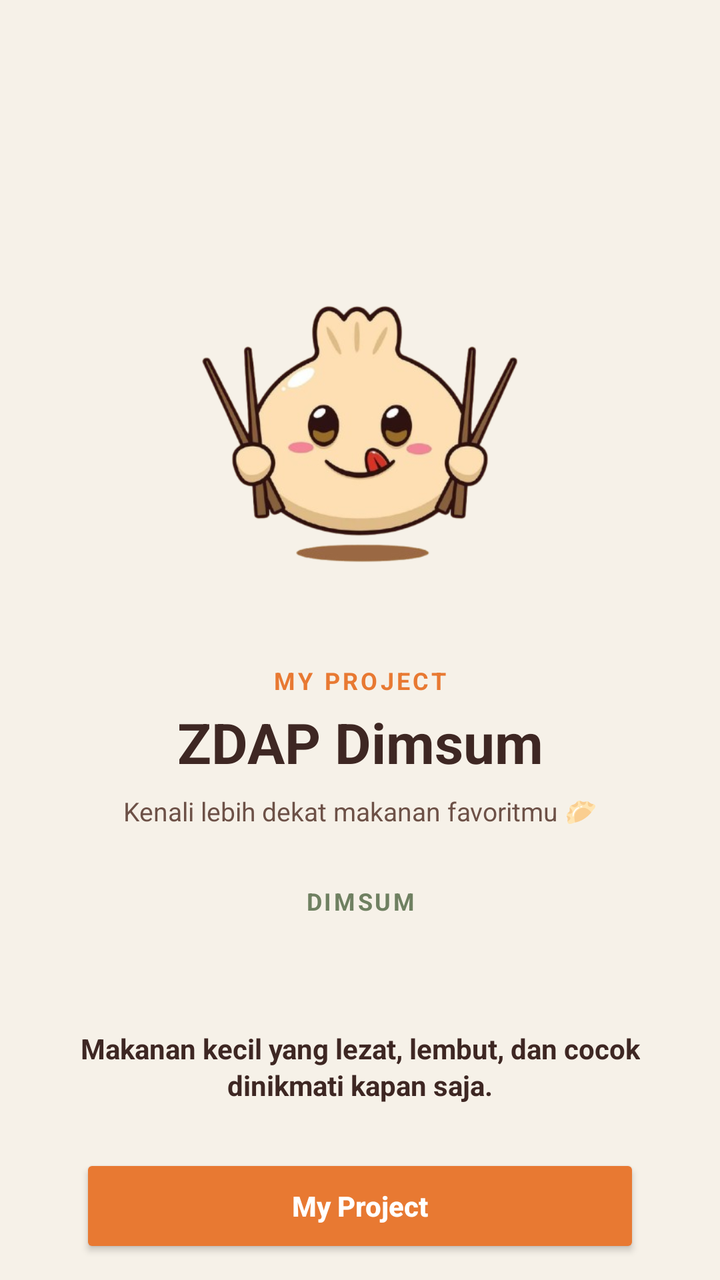
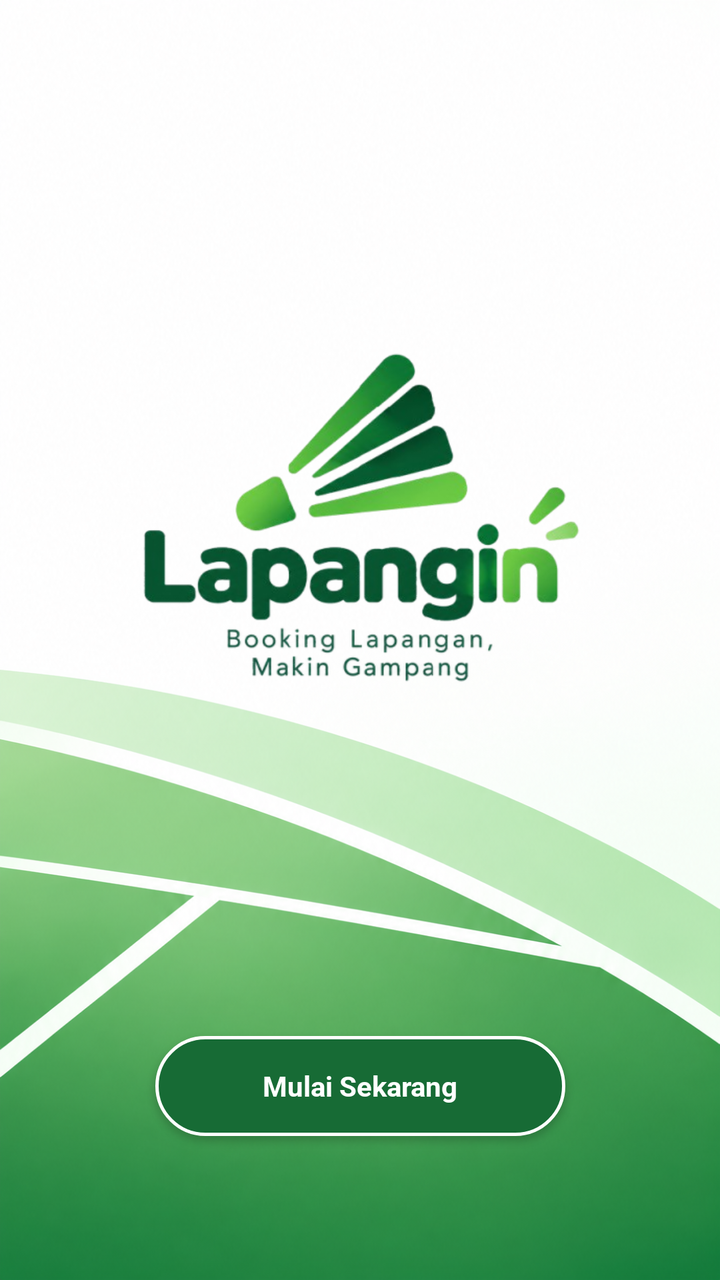

Compare the two renders of this Android layout. The source of the first and the diff that turns it into the second are given below.
<!-- AndroidManifest.xml: application theme Theme.ZDAdimsum -->
<!-- res/layout/activity_main.xml -->
<?xml version="1.0" encoding="utf-8"?>
<androidx.constraintlayout.widget.ConstraintLayout
    xmlns:android="http://schemas.android.com/apk/res/android"
    xmlns:app="http://schemas.android.com/apk/res-auto"
    android:layout_width="match_parent"
    android:layout_height="match_parent"
    android:background="@color/background_main">

    <ImageView
        android:id="@+id/imgLogoDimsum"
        android:layout_width="0dp"
        android:layout_height="210dp"
        android:layout_marginStart="35dp"
        android:layout_marginTop="112dp"
        android:layout_marginEnd="35dp"
        android:contentDescription="@string/dimsum_image_description"
        android:scaleType="centerInside"
        android:src="@drawable/logodimsum"
        app:layout_constraintEnd_toEndOf="parent"
        app:layout_constraintHorizontal_bias="1.0"
        app:layout_constraintStart_toStartOf="parent"
        app:layout_constraintTop_toTopOf="parent" />

    <TextView
        android:id="@+id/tvMyProject"
        android:layout_width="wrap_content"
        android:layout_height="wrap_content"
        android:layout_marginTop="10dp"
        android:text="@string/my_project"
        android:textColor="@color/primary_orange"
        android:textSize="12sp"
        android:textStyle="bold"
        android:letterSpacing="0.12"
        app:layout_constraintTop_toBottomOf="@id/imgLogoDimsum"
        app:layout_constraintStart_toStartOf="parent"
        app:layout_constraintEnd_toEndOf="parent" />

    <TextView
        android:id="@+id/tvProjectTitle"
        android:layout_width="0dp"
        android:layout_height="wrap_content"
        android:layout_marginStart="25dp"
        android:layout_marginTop="4dp"
        android:layout_marginEnd="25dp"
        android:gravity="center"
        android:text="@string/project_title"
        android:textColor="@color/dark_brown"
        android:textSize="28sp"
        android:textStyle="bold"
        app:layout_constraintTop_toBottomOf="@id/tvMyProject"
        app:layout_constraintStart_toStartOf="parent"
        app:layout_constraintEnd_toEndOf="parent" />

    <TextView
        android:id="@+id/tvProjectSubtitle"
        android:layout_width="0dp"
        android:layout_height="wrap_content"
        android:layout_marginStart="35dp"
        android:layout_marginTop="7dp"
        android:layout_marginEnd="35dp"
        android:gravity="center"
        android:text="@string/project_subtitle"
        android:textColor="@color/text_brown"
        android:textSize="13sp"
        app:layout_constraintTop_toBottomOf="@id/tvProjectTitle"
        app:layout_constraintStart_toStartOf="parent"
        app:layout_constraintEnd_toEndOf="parent" />

    <TextView
        android:id="@+id/tvCategory"
        android:layout_width="0dp"
        android:layout_height="wrap_content"
        android:layout_marginStart="40dp"
        android:layout_marginTop="28dp"
        android:layout_marginEnd="40dp"
        android:gravity="center"
        android:letterSpacing="0.1"
        android:text="@string/food_category"
        android:textColor="@color/sage_green"
        android:textSize="12sp"
        android:textStyle="bold"
        app:layout_constraintEnd_toEndOf="parent"
        app:layout_constraintHorizontal_bias="0.0"
        app:layout_constraintStart_toStartOf="parent"
        app:layout_constraintTop_toBottomOf="@id/tvProjectSubtitle" />

    <TextView
        android:id="@+id/tvFoodDescription"
        android:layout_width="0dp"
        android:layout_height="wrap_content"
        android:layout_marginStart="40dp"
        android:layout_marginTop="56dp"
        android:layout_marginEnd="40dp"
        android:gravity="center"
        android:lineSpacingExtra="2dp"
        android:text="@string/food_description"
        android:textColor="@color/dark_brown"
        android:textSize="14sp"
        android:textStyle="bold"
        app:layout_constraintEnd_toEndOf="parent"
        app:layout_constraintHorizontal_bias="1.0"
        app:layout_constraintStart_toStartOf="parent"
        app:layout_constraintTop_toBottomOf="@id/tvCategory" />

    <Button
        android:id="@+id/btnMyProject"
        android:layout_width="0dp"
        android:layout_height="52dp"
        android:layout_marginStart="40dp"
        android:layout_marginTop="25dp"
        android:layout_marginEnd="40dp"
        android:backgroundTint="@color/primary_orange"
        android:elevation="4dp"
        android:text="@string/view_project"
        android:textAllCaps="false"
        android:textColor="@color/white"
        android:textSize="14sp"
        android:textStyle="bold"
        app:layout_constraintBottom_toBottomOf="parent"
        app:layout_constraintEnd_toEndOf="parent"
        app:layout_constraintHorizontal_bias="0.0"
        app:layout_constraintStart_toStartOf="parent"
        app:layout_constraintTop_toBottomOf="@id/tvFoodDescription"
        app:layout_constraintVertical_bias="0.0" />

</androidx.constraintlayout.widget.ConstraintLayout>
<!-- resources referenced by this layout -->
<resources>
  <color name="background_main">#F6F1E8</color>
  <color name="dark_brown">#3E2723</color>
  <color name="primary_orange">#E87932</color>
  <color name="sage_green">#6F8061</color>
  <color name="text_brown">#6D5147</color>
  <color name="white">#FFFFFFFF</color>
  <!-- drawable logodimsum: png bitmap (drawable, 121269 bytes) -->
  <string name="dimsum_image_description">Gambar Dimsum</string>
  <string name="food_category">DIMSUM</string>
  <string name="food_description">Makanan kecil yang lezat, lembut, dan cocok dinikmati kapan saja.</string>
  <string name="my_project">MY PROJECT</string>
  <string name="project_subtitle">Kenali lebih dekat makanan favoritmu 🥟</string>
  <string name="project_title">ZDAP Dimsum</string>
  <string name="view_project">My Project</string>
  <style name="Theme.ZDAdimsum" parent="Base.Theme.ZDAdimsum" />
  <style name="Base.Theme.ZDAdimsum" parent="Theme.Material3.DayNight.NoActionBar">
          
          
      </style>
</resources>

<!-- the commit's change to res/layout/activity_main.xml (unified diff, before → after) -->
@@ -2,125 +2,51 @@
 <androidx.constraintlayout.widget.ConstraintLayout
     xmlns:android="http://schemas.android.com/apk/res/android"
     xmlns:app="http://schemas.android.com/apk/res-auto"
+    xmlns:tools="http://schemas.android.com/tools"
     android:layout_width="match_parent"
     android:layout_height="match_parent"
-    android:background="@color/background_main">
+    tools:context=".MainActivity">
 
     <ImageView
-        android:id="@+id/imgLogoDimsum"
+        android:id="@+id/imgBackground"
         android:layout_width="0dp"
-        android:layout_height="210dp"
-        android:layout_marginStart="35dp"
-        android:layout_marginTop="112dp"
-        android:layout_marginEnd="35dp"
-        android:contentDescription="@string/dimsum_image_description"
-        android:scaleType="centerInside"
-        android:src="@drawable/logodimsum"
-        app:layout_constraintEnd_toEndOf="parent"
-        app:layout_constraintHorizontal_bias="1.0"
-        app:layout_constraintStart_toStartOf="parent"
-        app:layout_constraintTop_toTopOf="parent" />
-
-    <TextView
-        android:id="@+id/tvMyProject"
-        android:layout_width="wrap_content"
-        android:layout_height="wrap_content"
-        android:layout_marginTop="10dp"
-        android:text="@string/my_project"
-        android:textColor="@color/primary_orange"
-        android:textSize="12sp"
-        android:textStyle="bold"
-        android:letterSpacing="0.12"
-        app:layout_constraintTop_toBottomOf="@id/imgLogoDimsum"
-        app:layout_constraintStart_toStartOf="parent"
-        app:layout_constraintEnd_toEndOf="parent" />
-
-    <TextView
-        android:id="@+id/tvProjectTitle"
-        android:layout_width="0dp"
-        android:layout_height="wrap_content"
-        android:layout_marginStart="25dp"
-        android:layout_marginTop="4dp"
-        android:layout_marginEnd="25dp"
-        android:gravity="center"
-        android:text="@string/project_title"
-        android:textColor="@color/dark_brown"
-        android:textSize="28sp"
-        android:textStyle="bold"
-        app:layout_constraintTop_toBottomOf="@id/tvMyProject"
-        app:layout_constraintStart_toStartOf="parent"
-        app:layout_constraintEnd_toEndOf="parent" />
-
-    <TextView
-        android:id="@+id/tvProjectSubtitle"
-        android:layout_width="0dp"
-        android:layout_height="wrap_content"
-        android:layout_marginStart="35dp"
-        android:layout_marginTop="7dp"
-        android:layout_marginEnd="35dp"
-        android:gravity="center"
-        android:text="@string/project_subtitle"
-        android:textColor="@color/text_brown"
-        android:textSize="13sp"
-        app:layout_constraintTop_toBottomOf="@id/tvProjectTitle"
-        app:layout_constraintStart_toStartOf="parent"
-        app:layout_constraintEnd_toEndOf="parent" />
-
-    <TextView
-        android:id="@+id/tvCategory"
-        android:layout_width="0dp"
-        android:layout_height="wrap_content"
-        android:layout_marginStart="40dp"
-        android:layout_marginTop="28dp"
-        android:layout_marginEnd="40dp"
-        android:gravity="center"
-        android:letterSpacing="0.1"
-        android:text="@string/food_category"
-        android:textColor="@color/sage_green"
-        android:textSize="12sp"
-        android:textStyle="bold"
-        app:layout_constraintEnd_toEndOf="parent"
-        app:layout_constraintHorizontal_bias="0.0"
-        app:layout_constraintStart_toStartOf="parent"
-        app:layout_constraintTop_toBottomOf="@id/tvProjectSubtitle" />
-
-    <TextView
-        android:id="@+id/tvFoodDescription"
-        android:layout_width="0dp"
-        android:layout_height="wrap_content"
-        android:layout_marginStart="40dp"
-        android:layout_marginTop="56dp"
-        android:layout_marginEnd="40dp"
-        android:gravity="center"
-        android:lineSpacingExtra="2dp"
-        android:text="@string/food_description"
-        android:textColor="@color/dark_brown"
-        android:textSize="14sp"
-        android:textStyle="bold"
-        app:layout_constraintEnd_toEndOf="parent"
-        app:layout_constraintHorizontal_bias="1.0"
-        app:layout_constraintStart_toStartOf="parent"
-        app:layout_constraintTop_toBottomOf="@id/tvCategory" />
-
-    <Button
-        android:id="@+id/btnMyProject"
-        android:layout_width="0dp"
-        android:layout_height="52dp"
-        android:layout_marginStart="40dp"
-        android:layout_marginTop="25dp"
-        android:layout_marginEnd="40dp"
-        android:backgroundTint="@color/primary_orange"
-        android:elevation="4dp"
-        android:text="@string/view_project"
-        android:textAllCaps="false"
-        android:textColor="@color/white"
-        android:textSize="14sp"
-        android:textStyle="bold"
+        android:layout_height="0dp"
+        android:contentDescription="@null"
+        android:scaleType="fitXY"
+        android:src="@drawable/bghome"
         app:layout_constraintBottom_toBottomOf="parent"
         app:layout_constraintEnd_toEndOf="parent"
         app:layout_constraintHorizontal_bias="0.0"
         app:layout_constraintStart_toStartOf="parent"
-        app:layout_constraintTop_toBottomOf="@id/tvFoodDescription"
+        app:layout_constraintTop_toTopOf="parent"
         app:layout_constraintVertical_bias="0.0" />
 
+    <ImageView
+        android:id="@+id/imgLogo"
+        android:layout_width="323dp"
+        android:layout_height="222dp"
+        android:layout_marginTop="145dp"
+        android:contentDescription="@string/app_name"
+        android:scaleType="fitCenter"
+        android:src="@drawable/lapanginlogo"
+        app:layout_constraintEnd_toEndOf="parent"
+        app:layout_constraintStart_toStartOf="parent"
+        app:layout_constraintTop_toTopOf="parent" />
+
+    <Button
+        android:id="@+id/btnMulai"
+        android:layout_width="205dp"
+        android:layout_height="50dp"
+        android:layout_marginBottom="72dp"
+        android:background="@drawable/btn_lapangin_start"
+        android:fontFamily="@font/roboto_bold"
+        android:padding="0dp"
+        android:text="@string/btn_mulai"
+        android:textAllCaps="false"
+        android:textColor="@color/lapangin_white"
+        android:textSize="14sp"
+        app:layout_constraintBottom_toBottomOf="parent"
+        app:layout_constraintEnd_toEndOf="parent"
+        app:layout_constraintStart_toStartOf="parent" />
+
 </androidx.constraintlayout.widget.ConstraintLayout>
<!-- resource entries referenced after the edit -->
@@ -1,23 +1,45 @@
 <!-- resources referenced by this layout -->
 <resources>
-  <color name="background_main">#F6F1E8</color>
-  <color name="dark_brown">#3E2723</color>
-  <color name="primary_orange">#E87932</color>
-  <color name="sage_green">#6F8061</color>
-  <color name="text_brown">#6D5147</color>
-  <color name="white">#FFFFFFFF</color>
-  <!-- drawable logodimsum: png bitmap (drawable, 121269 bytes) -->
-  <string name="dimsum_image_description">Gambar Dimsum</string>
-  <string name="food_category">DIMSUM</string>
-  <string name="food_description">Makanan kecil yang lezat, lembut, dan cocok dinikmati kapan saja.</string>
-  <string name="my_project">MY PROJECT</string>
-  <string name="project_subtitle">Kenali lebih dekat makanan favoritmu 🥟</string>
-  <string name="project_title">ZDAP Dimsum</string>
-  <string name="view_project">My Project</string>
-  <style name="Theme.ZDAdimsum" parent="Base.Theme.ZDAdimsum" />
+  <color name="lapangin_white">#FFFFFF</color>
+  <!-- drawable bghome: png bitmap (drawable, 853882 bytes) -->
+  <!-- drawable btn_lapangin_start (drawable) -->
+  <?xml version="1.0" encoding="utf-8"?>
+  <shape xmlns:android="http://schemas.android.com/apk/res/android"
+      android:shape="rectangle">
+      <solid
+          android:color="@color/lapangin_dark_green" />
+      <stroke
+          android:width="1.5dp"
+          android:color="@color/lapangin_white" />
+      <corners
+          android:radius="50dp" />
+  
+  </shape>
+  <!-- drawable lapanginlogo: png bitmap (drawable, 123365 bytes) -->
+  <string name="app_name">Lapangin</string>
+  <string name="btn_mulai">Mulai Sekarang</string>
+  <style name="Theme.ZDAdimsum" parent="Base.Theme.ZDAdimsum">
+  
+      </style>
+  <color name="lapangin_dark_green">#176B35</color>
   <style name="Base.Theme.ZDAdimsum" parent="Theme.Material3.DayNight.NoActionBar">
           
+          <item name="android:fontFamily">@font/roboto_regular</item>
           
+          <item name="colorPrimary">@color/lapangin_green</item>
+          <item name="colorPrimaryVariant">@color/lapangin_dark_green</item>
+          <item name="colorSecondary">@color/lapangin_teal</item>
+          
+          <item name="android:statusBarColor">@color/lapangin_green</item>
+          <item name="android:windowLightStatusBar">false</item>
+          
+          <item name="android:navigationBarColor">@color/lapangin_background</item>
+          
+          <item name="android:windowBackground">@color/lapangin_background</item>
+  
       </style>
+  <color name="lapangin_green">#238B45</color>
+  <color name="lapangin_teal">#238B45</color>
+  <color name="lapangin_background">#F4FBF6</color>
 </resources>
 
